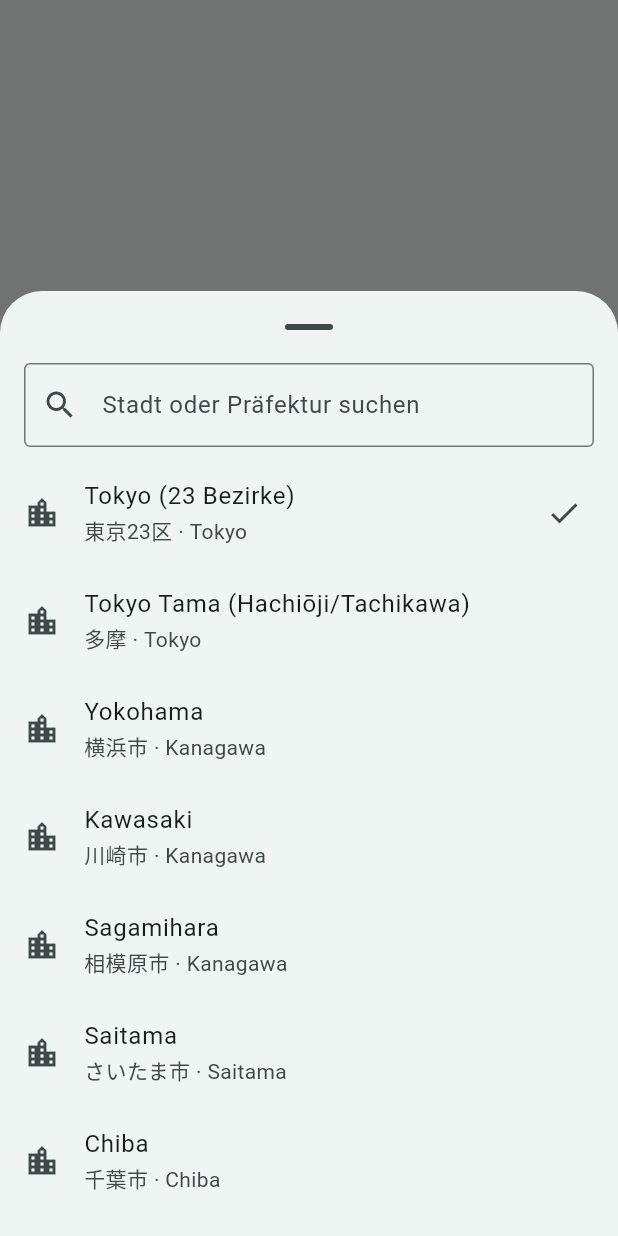
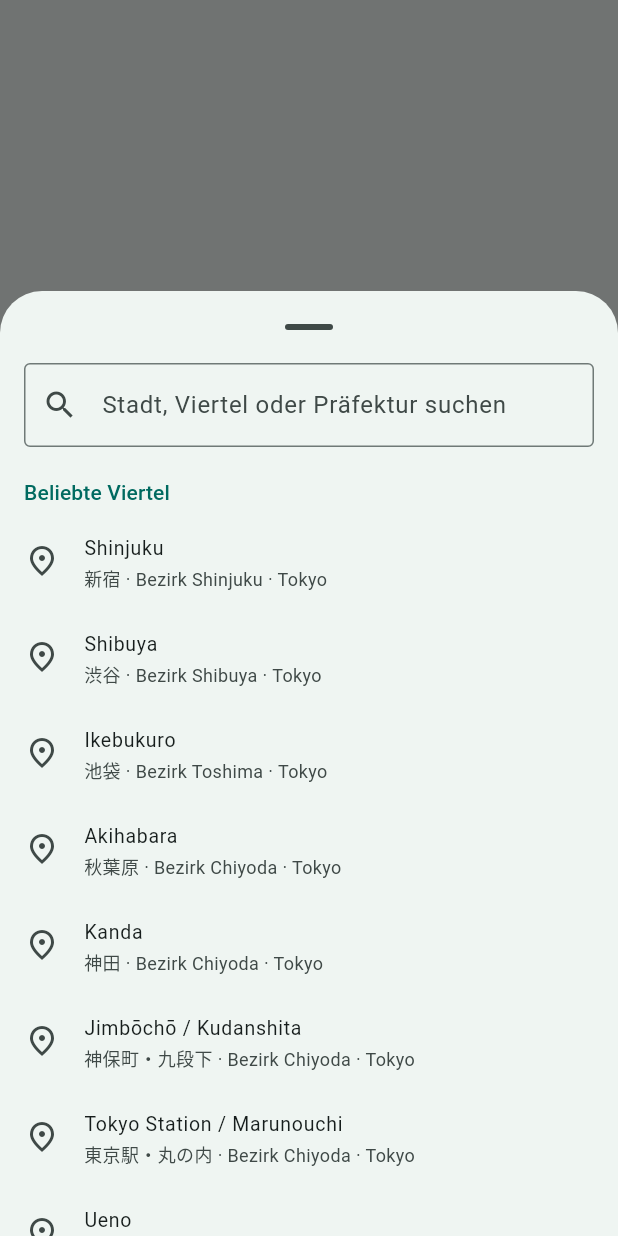
Before and after one commit to c0deltin/smokingareas, a Flutter app: what showCityPicker() shows on an empty page, opened directly with sample values from the repository, on a phone screen of 412 x 824 dp. Run offline on Flutter 3.47's test engine with Material 3 defaults, Android fonts, the phone set to English and light mode, and no system bars; our stand-ins replace flutter_local_notifications, flutter_map, geolocator, latlong2, shared_preferences; missing offline and left inert: flutter_map_marker_cluster; accounts and stored records are empty; network calls fail.

Commit message:
Show official smoking areas for Tokyo wards, Kyoto and Osaka without duplicates
- OfficialOpenDataSource serves the bundled municipal snapshot
- Repository merges official and OSM entries 1:1 (25 m precise, 50 m
  geocoded) and caches raw data per source, so an offline OSM refresh
  keeps the cached OSM data and a partial first load is retried
- Details sheet: address, approximate-position hint, city/OSM links
- City picker: quick jump to districts (Shinjuku, Shibuya, Ikebukuro,
  Akihabara, Kanda, ...)
- CI refreshes the snapshot before analyze/test/build

Co-Authored-By: Claude Opus 5.5 <noreply@anthropic.com>
Claude-Session: https://claude.ai/code/session_01SuUFqipPcDRYVYoxCFnpnj

```diff
--- /dev/null
+++ b/lib/data/districts.dart
@@ -0,0 +1,57 @@
+import 'package:latlong2/latlong.dart';
+
+/// Popular districts (Viertel) shown as quick jump targets in the city
+/// picker. Selecting one loads the parent city and zooms in on the district.
+class District {
+  const District({
+    required this.cityId,
+    required this.name,
+    required this.nameJa,
+    required this.center,
+    this.ward,
+    this.zoom = 16,
+  });
+
+  final String cityId;
+  final String name;
+  final String nameJa;
+
+  /// Tokyo special ward / city ward the district belongs to.
+  final String? ward;
+  final LatLng center;
+  final double zoom;
+}
+
+const List<District> kDistricts = [
+  // Tokyo
+  District(cityId: 'tokyo', name: 'Shinjuku', nameJa: '新宿', ward: 'Shinjuku', center: LatLng(35.6909, 139.7003)),
+  District(cityId: 'tokyo', name: 'Shibuya', nameJa: '渋谷', ward: 'Shibuya', center: LatLng(35.6580, 139.7016)),
+  District(cityId: 'tokyo', name: 'Ikebukuro', nameJa: '池袋', ward: 'Toshima', center: LatLng(35.7295, 139.7109)),
+  District(cityId: 'tokyo', name: 'Akihabara', nameJa: '秋葉原', ward: 'Chiyoda', center: LatLng(35.6984, 139.7731)),
+  District(cityId: 'tokyo', name: 'Kanda', nameJa: '神田', ward: 'Chiyoda', center: LatLng(35.6918, 139.7709)),
+  District(cityId: 'tokyo', name: 'Jimbōchō / Kudanshita', nameJa: '神保町・九段下', ward: 'Chiyoda', center: LatLng(35.6959, 139.7545)),
+  District(cityId: 'tokyo', name: 'Tokyo Station / Marunouchi', nameJa: '東京駅・丸の内', ward: 'Chiyoda', center: LatLng(35.6812, 139.7671)),
+  District(cityId: 'tokyo', name: 'Ueno', nameJa: '上野', ward: 'Taitō', center: LatLng(35.7138, 139.7773)),
+  District(cityId: 'tokyo', name: 'Asakusa', nameJa: '浅草', ward: 'Taitō', center: LatLng(35.7118, 139.7966)),
+  District(cityId: 'tokyo', name: 'Ginza', nameJa: '銀座', ward: 'Chūō', center: LatLng(35.6717, 139.7650)),
+  District(cityId: 'tokyo', name: 'Shimbashi', nameJa: '新橋', ward: 'Minato', center: LatLng(35.6663, 139.7583)),
+  District(cityId: 'tokyo', name: 'Roppongi', nameJa: '六本木', ward: 'Minato', center: LatLng(35.6628, 139.7314)),
+  District(cityId: 'tokyo', name: 'Harajuku / Omotesandō', nameJa: '原宿・表参道', ward: 'Shibuya', center: LatLng(35.6690, 139.7055)),
+  District(cityId: 'tokyo', name: 'Ebisu', nameJa: '恵比寿', ward: 'Shibuya', center: LatLng(35.6467, 139.7101)),
+  District(cityId: 'tokyo', name: 'Takadanobaba', nameJa: '高田馬場', ward: 'Shinjuku', center: LatLng(35.7126, 139.7038)),
+  District(cityId: 'tokyo', name: 'Shinagawa', nameJa: '品川', ward: 'Minato', center: LatLng(35.6285, 139.7387)),
+  District(cityId: 'tokyo', name: 'Kameido / Tōyōchō', nameJa: '亀戸・東陽町', ward: 'Kōtō', center: LatLng(35.6850, 139.8180), zoom: 14),
+  // Osaka
+  District(cityId: 'osaka', name: 'Umeda / Osaka Station', nameJa: '梅田・大阪駅', center: LatLng(34.7025, 135.4959)),
+  District(cityId: 'osaka', name: 'Namba / Dōtonbori', nameJa: '難波・道頓堀', center: LatLng(34.6670, 135.5010)),
+  District(cityId: 'osaka', name: 'Shinsaibashi', nameJa: '心斎橋', center: LatLng(34.6745, 135.5007)),
+  District(cityId: 'osaka', name: 'Tennōji', nameJa: '天王寺', center: LatLng(34.6466, 135.5135)),
+  District(cityId: 'osaka', name: 'Shin-Ōsaka', nameJa: '新大阪', center: LatLng(34.7334, 135.5001)),
+  // Kyoto
+  District(cityId: 'kyoto', name: 'Kyoto Station', nameJa: '京都駅', center: LatLng(34.9858, 135.7588)),
+  District(cityId: 'kyoto', name: 'Kawaramachi / Gion', nameJa: '河原町・祇園', center: LatLng(35.0037, 135.7710)),
+  District(cityId: 'kyoto', name: 'Kiyomizu-dera', nameJa: '清水寺', center: LatLng(34.9960, 135.7810)),
+  // Okayama
+  District(cityId: 'okayama', name: 'Okayama Station', nameJa: '岡山駅', center: LatLng(34.6664, 133.9180)),
+  District(cityId: 'okayama', name: 'Omotechō', nameJa: '表町', center: LatLng(34.6627, 133.9300)),
+];
--- a/lib/models/smoking_area.dart
+++ b/lib/models/smoking_area.dart
@@ -37,8 +37,29 @@ class SmokingArea {
     if (indoor == 'yes' || indoor == 'room') return true;
     if (indoor == 'no') return false;
     if (tags['smoking'] == 'isolated') return true;
+    final kind = tags['official:kind'] ?? '';
+    if (kind.contains('屋内')) return true;
+    if (kind.contains('屋外')) return false;
     return null;
   }
+
+  /// Entry comes from an official municipal list.
+  bool get isOfficial => tags['official'] == 'yes';
+
+  /// Position was derived from a street address (accuracy ~10–50 m) and
+  /// could not be matched with a precisely mapped OSM point.
+  bool get isApproximate => tags['geocoded'] == 'yes';
+
+  String? get address => tags['addr:full'];
+
+  /// OSM element (e.g. `node/123`) if this entry is or contains OSM data.
+  String? get osmElement {
+    if (id.startsWith('osm:')) return id.substring(4);
+    return tags['osm:element'];
+  }
+
+  /// Web page of the official source, if any.
+  String? get officialUrl => tags['official:url'];
 
   bool? get isCovered {
     final covered = tags['covered'] ?? tags['shelter'];
@@ -54,6 +75,9 @@ class SmokingArea {
   }
 
   String? get openingHours => tags['opening_hours'];
+
+  /// Number of smoking rooms combined in this entry (same building).
+  int get roomCount => int.tryParse(tags['official:rooms'] ?? '') ?? 1;
   String? get operator => tags['operator'];
   String? get description => tags['description'] ?? tags['note'];
 
--- a/lib/ui/city_picker.dart
+++ b/lib/ui/city_picker.dart
@@ -1,10 +1,30 @@
 import 'package:flutter/material.dart';
+import 'package:latlong2/latlong.dart';
 
 import '../data/cities.dart';
+import '../data/districts.dart';
 import '../models/city.dart';
 
-Future<City?> showCityPicker(BuildContext context, {City? selected}) {
-  return showModalBottomSheet<City>(
+/// What the user picked: a whole city, or a district within a city.
+class PlaceSelection {
+  const PlaceSelection({
+    required this.city,
+    required this.center,
+    required this.zoom,
+    this.district,
+  });
+
+  final City city;
+  final District? district;
+  final LatLng center;
+  final double zoom;
+
+  String get label =>
+      district == null ? city.name : '${district!.name} · ${city.name.split(' ').first}';
+}
+
+Future<PlaceSelection?> showCityPicker(BuildContext context, {City? selected}) {
+  return showModalBottomSheet<PlaceSelection>(
     context: context,
     isScrollControlled: true,
     showDragHandle: true,
@@ -30,46 +50,84 @@ class _CityPicker extends StatefulWidget {
 class _CityPickerState extends State<_CityPicker> {
   String _query = '';
 
+  bool _matches(List<String?> fields) {
+    if (_query.isEmpty) return true;
+    final q = _query.toLowerCase();
+    return fields.any((f) => f != null && f.toLowerCase().contains(q));
+  }
+
   @override
   Widget build(BuildContext context) {
-    final q = _query.toLowerCase();
+    final theme = Theme.of(context);
+    final districts = kDistricts
+        .where((d) => _matches([d.name, d.nameJa, d.ward, cityById(d.cityId)?.name]))
+        .toList();
     final cities = kCities
-        .where((c) =>
-            q.isEmpty ||
-            c.name.toLowerCase().contains(q) ||
-            c.nameJa.contains(_query) ||
-            c.prefecture.toLowerCase().contains(q))
+        .where((c) => _matches([c.name, c.nameJa, c.prefecture]))
         .toList();
+
+    Widget header(String text) => Padding(
+          padding: const EdgeInsets.fromLTRB(16, 12, 16, 4),
+          child: Text(text, style: theme.textTheme.titleSmall?.copyWith(
+            color: theme.colorScheme.primary,
+          )),
+        );
+
     return Column(
       children: [
         Padding(
           padding: const EdgeInsets.fromLTRB(16, 0, 16, 8),
           child: TextField(
-            autofocus: false,
             decoration: const InputDecoration(
               prefixIcon: Icon(Icons.search),
-              hintText: 'Stadt oder Präfektur suchen',
+              hintText: 'Stadt, Viertel oder Präfektur suchen',
               border: OutlineInputBorder(),
             ),
             onChanged: (v) => setState(() => _query = v.trim()),
           ),
         ),
         Expanded(
-          child: ListView.builder(
+          child: ListView(
             controller: widget.controller,
-            itemCount: cities.length,
-            itemBuilder: (context, i) {
-              final c = cities[i];
-              return ListTile(
+            children: [
+              if (districts.isNotEmpty) header('Beliebte Viertel'),
+              for (final d in districts)
+                ListTile(
+                  dense: true,
+                  leading: const Icon(Icons.place_outlined),
+                  title: Text(d.name),
+                  subtitle: Text([
+                    d.nameJa,
+                    if (d.ward != null) 'Bezirk ${d.ward}',
+                    cityById(d.cityId)?.name.split(' ').first,
+                  ].join(' · ')),
+                  onTap: () {
+                    final city = cityById(d.cityId);
+                    if (city == null) return;
+                    Navigator.of(context).pop(PlaceSelection(
+                      city: city,
+                      district: d,
+                      center: d.center,
+                      zoom: d.zoom,
+                    ));
+                  },
+                ),
+              if (cities.isNotEmpty) header('Städte'),
+              for (final c in cities)
+                ListTile(
                   leading: const Icon(Icons.location_city),
                   title: Text(c.name),
                   subtitle: Text('${c.nameJa} · ${c.prefecture}'),
                   trailing: c.id == widget.selected?.id
                       ? const Icon(Icons.check)
                       : null,
-                onTap: () => Navigator.of(context).pop(c),
-              );
-            },
+                  onTap: () => Navigator.of(context).pop(PlaceSelection(
+                    city: c,
+                    center: c.center,
+                    zoom: c.zoom,
+                  )),
+                ),
+            ],
           ),
         ),
       ],
--- a/pubspec.yaml
+++ b/pubspec.yaml
@@ -66,6 +66,9 @@ flutter:
   # the material Icons class.
   uses-material-design: true
 
+  assets:
+    - assets/opendata/official_smoking_areas.json
+
   # To add assets to your application, add an assets section, like this:
   # assets:
   #   - images/a_dot_burr.jpeg
```
Also changed, not shown: lib/services/smoking_area_repository.dart (+163 -39 lines), lib/sources/official_opendata_source.dart (added, +135 -0 lines), lib/ui/area_details_sheet.dart (+34 -9 lines), lib/ui/map_screen.dart (+25 -5 lines), 3 other files. Lines whose indentation alone changed are shown as unchanged.
